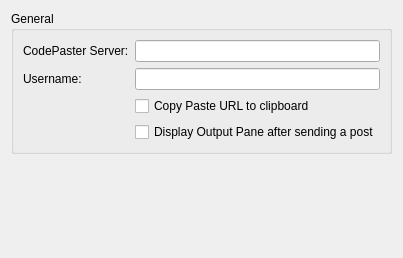
Above: src/plugins/cpaster/settingspage.ui from qt-creator/qt-creator before the change. Below: the same form after it.
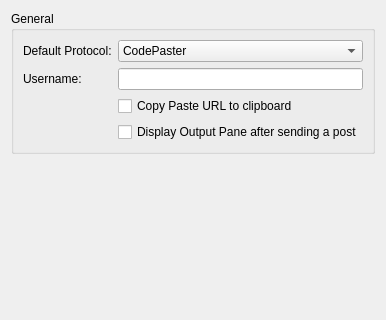
That is the form after the change.

Diff of the .ui file:
```diff
--- a/src/plugins/cpaster/settingspage.ui
+++ b/src/plugins/cpaster/settingspage.ui
@@ -1,13 +1,13 @@
 <?xml version="1.0" encoding="UTF-8"?>
 <ui version="4.0" >
  <class>CodePaster::SettingsPage</class>
- <widget class="QWidget" name="CodePaster::SettingsPage" >
-  <property name="geometry" >
+ <widget class="QWidget" name="CodePaster::SettingsPage">
+  <property name="geometry">
    <rect>
     <x>0</x>
     <y>0</y>
-    <width>341</width>
-    <height>258</height>
+    <width>362</width>
+    <height>320</height>
    </rect>
   </property>
   <layout class="QVBoxLayout" name="verticalLayout" >
@@ -22,16 +22,32 @@
      <property name="title" >
       <string>General</string>
      </property>
-     <layout class="QFormLayout" name="formLayout" >
-      <item row="0" column="0" >
-       <widget class="QLabel" name="label" >
-        <property name="text" >
-         <string>CodePaster Server:</string>
+     <layout class="QFormLayout" name="formLayout">
+      <item row="0" column="0">
+       <widget class="QLabel" name="label">
+        <property name="text">
+         <string>Default Protocol:</string>
         </property>
        </widget>
       </item>
-      <item row="0" column="1" >
-       <widget class="QLineEdit" name="serverEdit" />
+      <item row="0" column="1">
+       <widget class="QComboBox" name="defaultProtocol">
+        <item>
+         <property name="text">
+          <string>CodePaster</string>
+         </property>
+        </item>
+        <item>
+         <property name="text">
+          <string>Pastebin.ca</string>
+         </property>
+        </item>
+        <item>
+         <property name="text">
+          <string>Pastebin.com</string>
+         </property>
+        </item>
+       </widget>
       </item>
       <item row="1" column="0" >
        <widget class="QLabel" name="label_2" >
```
Left out of the diff: 40 changed lines with no effect on the pictures.
